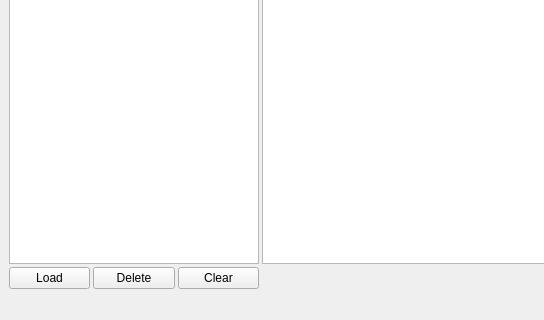
Before: the Qt Designer form src/gui/ui/mainwindow.ui in nisemono0/AniStitch, drawn with Qt 5; both pictures show x 0 to 544 and y 380 to 700 of the 1000 by 700 pixel window.
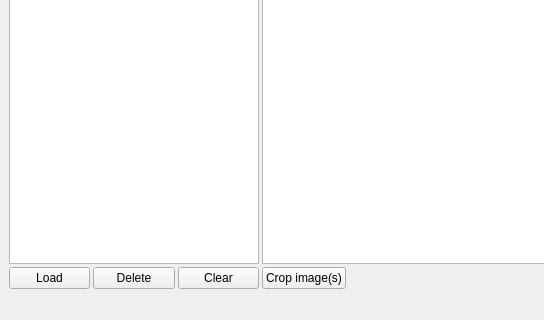
After: the same form once the commit is applied. Custom widgets are drawn as their Qt base class.

Commit message: Adde crop button * The crop button will crop the selected images   with the given settings

Patch:
```diff
--- a/src/gui/ui/mainwindow.ui
+++ b/src/gui/ui/mainwindow.ui
@@ -120,6 +120,16 @@
         </item>
         <item>
          <layout class="QHBoxLayout" name="horizontalLayoutButtonsRight">
+          <item>
+           <widget class="QPushButton" name="pushButtonCropImages">
+            <property name="statusTip">
+             <string>Crop the selected image(s); Opens a dialog with crop options</string>
+            </property>
+            <property name="text">
+             <string>Crop image(s)</string>
+            </property>
+           </widget>
+          </item>
           <item>
            <spacer name="horizontalSpacer">
             <property name="orientation">
```
The commit also changes 16 other files.
